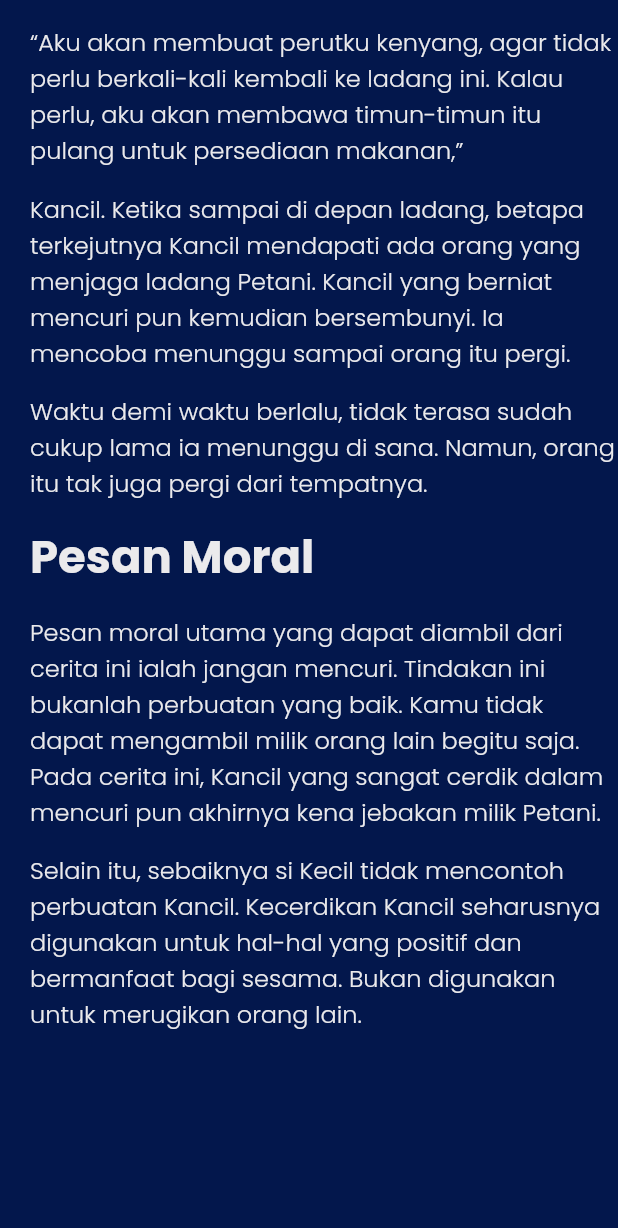
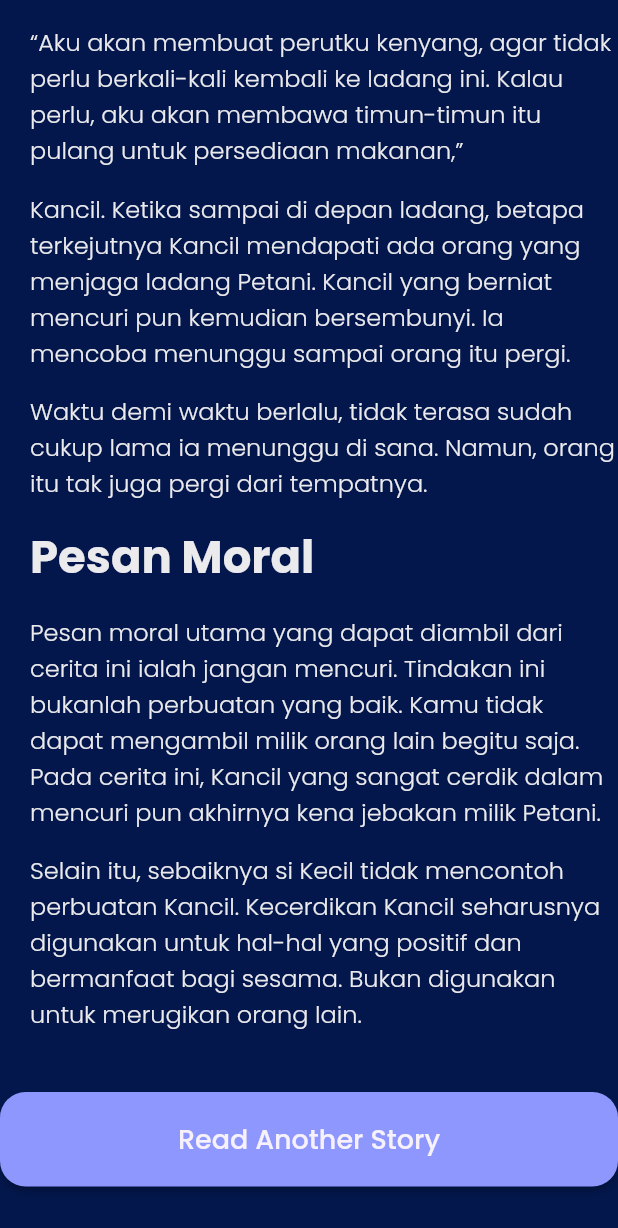
Before and after one commit to tirta-raa/sleep-2, a Flutter app: the StoryPages screen opened directly, scrolled down 1864 dp, on a phone screen of 412 x 824 dp. Shown: the top 1228 px of the screen. Run offline on Flutter 3.47's test engine with Material 2 defaults, Android fonts, the light colour scheme and no system bars; our stand-ins replace google_fonts.

Commit message:
menambahkan note

```diff
--- a/lib/pages/story_pages.dart
+++ b/lib/pages/story_pages.dart
@@ -13,6 +13,7 @@ class StoryPages extends StatelessWidget {
         child: ListView(
           children: <Widget>[
             Container(
+              // *Header image
               width: MediaQuery.of(context).size.width,
               height: 290,
               decoration: BoxDecoration(
@@ -26,6 +27,7 @@ class StoryPages extends StatelessWidget {
                     fit: BoxFit.cover),
               ),
             ),
+            // *Header Image end
             SizedBox(
               height: 30,
             ),
@@ -35,14 +37,17 @@ class StoryPages extends StatelessWidget {
                 crossAxisAlignment: CrossAxisAlignment.start,
                 children: <Widget>[
                   Text(
+                    // *title story
                     'Kancil & Ketimun',
                     style: titleTextStyle.copyWith(
                       fontSize: 30,
                     ),
                   ),
+                  // *end titile story
                   SizedBox(
                     height: 15,
                   ),
+                  // *main story
                   Text(
                     'Hutan kini sedang dilanda kemarau panjang. Akibatnya, makanan di sana habis. Sungai pun mengering. Mau tidak mau, binatang di hutan harus keluar hutan untuk mencari makanan. Tak terkecuali Kancil. Ia kini kebingungan mencari makanan.',
                     style: whiteTextStyle.copyWith(
@@ -202,36 +207,12 @@ class StoryPages extends StatelessWidget {
                       fontSize: 16,
                     ),
                   ),
-                  SizedBox(
-                    height: 15,
-                  ),
-                  Text(
-                    ' ',
-                    style: whiteTextStyle.copyWith(
-                      fontSize: 16,
-                    ),
-                  ),
-                  SizedBox(
-                    height: 15,
-                  ),
-                  Text(
-                    ' ',
-                    style: whiteTextStyle.copyWith(
-                      fontSize: 16,
-                    ),
-                  ),
-                  SizedBox(
-                    height: 15,
-                  ),
-                  Text(
-                    ' ',
-                    style: whiteTextStyle.copyWith(
-                      fontSize: 16,
-                    ),
-                  ),
+                  // *end main story
                 ],
               ),
             ),
+
+            // *button another story
             Container(
               margin: EdgeInsets.only(
                 top: 40,
@@ -260,6 +241,7 @@ class StoryPages extends StatelessWidget {
                 ),
               ),
             ),
+            // *end button story
           ],
         ),
       ),
--- a/lib/widgets/image_card.dart
+++ b/lib/widgets/image_card.dart
@@ -17,15 +17,11 @@ class ImageCard extends StatelessWidget {
                 bottom: Radius.circular(25),
                 top: Radius.circular(25),
               ),
-
               image: DecorationImage(
                   image: AssetImage(
                     image.imageUrl,
                   ),
                   fit: BoxFit.cover),
-
-              // width: 177,
-              // height: 123,
             ),
           ),
           SizedBox(
```
Also changed, not shown: lib/pages/home.dart (+17 -0 lines), lib/pages/splash.dart (+8 -0 lines).
